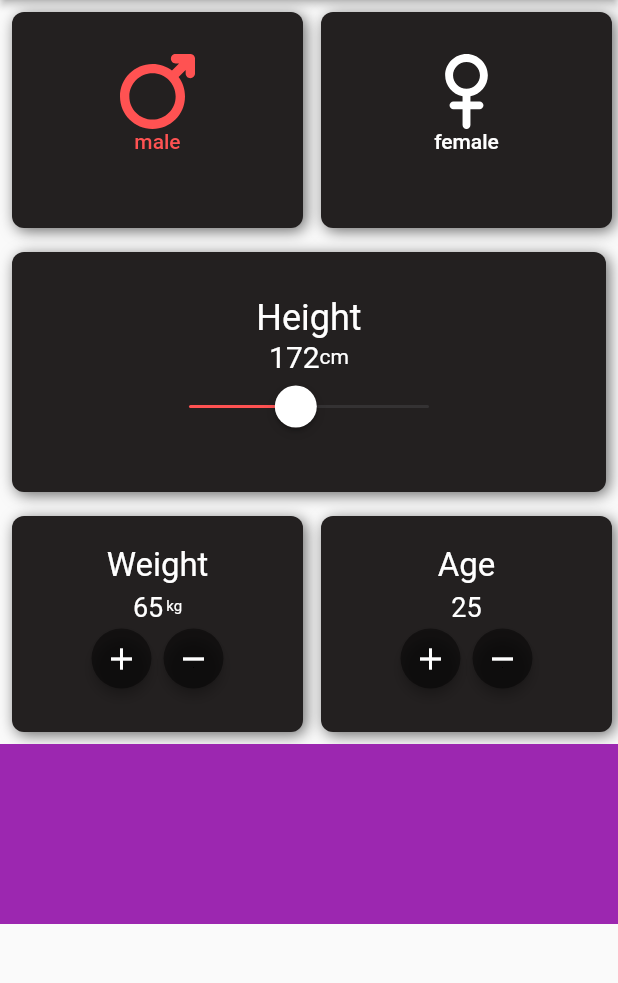
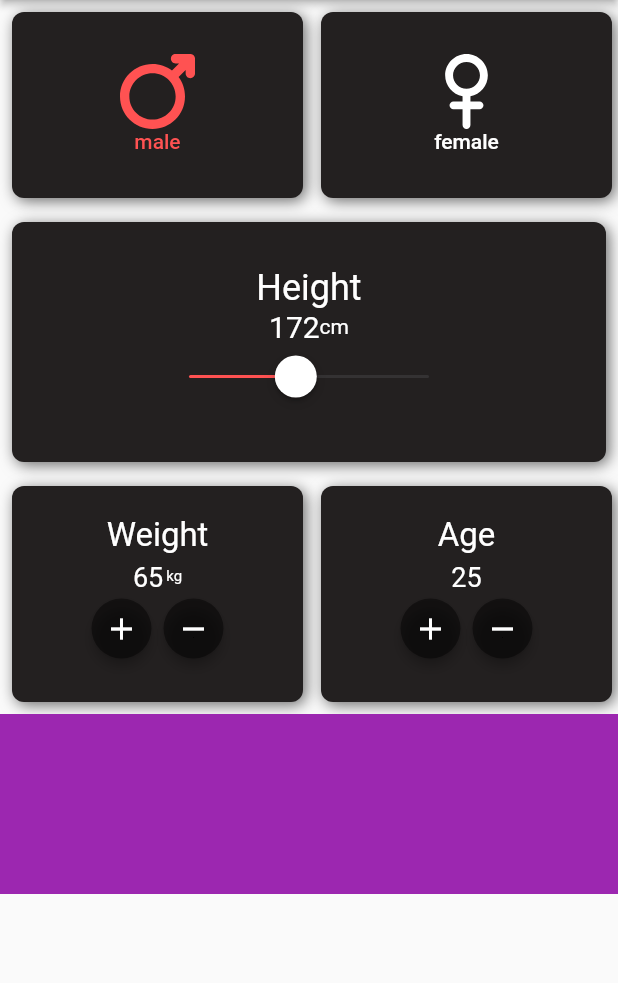
Before and after one commit to Parsa-jay/bmi_calculator, a Flutter app: the screen it shows after launch, after a tap on "male", on a phone screen of 412 x 824 dp, the part 84-1067 px from its top. Run offline on Flutter 3.47's test engine with Material 2 defaults, Android fonts, the phone set to English and light mode, and no system bars; our stand-ins replace flutter_svg.

Commit message:
separated sex selection part from the body widget

```diff
--- a/lib/body.dart
+++ b/lib/body.dart
@@ -1,23 +1,12 @@
 import 'package:flutter/material.dart';
-import 'package:flutter_svg/flutter_svg.dart';
 import 'height.dart';
 import 'age_and_weight.dart';
+import 'sex-selection.dart';
 
 class Body extends StatefulWidget {
   const Body({super.key});
 
-  @override
-  State<Body> createState() => _BodyState();
-}
-
-class _BodyState extends State<Body> {
-  Color maleButtonColor = Colors.redAccent;
-  Color femaleButtonColor = Colors.white;
-  final Color sexButtonDefultColor = Colors.white;
-  final Color onPressedColor = Colors.redAccent;
-  String userSex = 'male';
-
-  final BoxDecoration rowDecoration = const BoxDecoration(
+  static const BoxDecoration rowDecoration = BoxDecoration(
       color: Color.fromRGBO(35, 32, 32, 1),
       borderRadius: BorderRadius.all(Radius.circular(8.0)),
       boxShadow: <BoxShadow>[
@@ -29,6 +18,11 @@ class _BodyState extends State<Body> {
       ]);
 
   @override
+  State<Body> createState() => _BodyState();
+}
+
+class _BodyState extends State<Body> {
+  @override
   Widget build(BuildContext context) {
     final double screenHeight = MediaQuery.of(context).size.height;
     final double screenWidth = MediaQuery.of(context).size.width;
@@ -37,88 +31,11 @@ class _BodyState extends State<Body> {
       children: [
         // first row
 
-        Container(
-          height: 160,
-          child: Row(
-            children: [
-              //male button
-              Flexible(
-                fit: FlexFit.tight,
-                child: Container(
-                  decoration: rowDecoration,
-                  margin: const EdgeInsets.fromLTRB(8, 8, 4, 8),
-                  padding: const EdgeInsets.all(20),
-                  child: TextButton(
-                    onPressed: () {
-                      //button colors turns red, user sex change to male
-                      setState(() {
-                        maleButtonColor = onPressedColor;
-                        femaleButtonColor = sexButtonDefultColor;
-                        userSex = 'male';
-                      });
-                    },
-                    child: Column(children: [
-                      SvgPicture.asset(
-                        "assets/mars.svg",
-                        width: 50,
-                        colorFilter:
-                            ColorFilter.mode(maleButtonColor, BlendMode.srcIn),
-                      ),
-                      Text(
-                        'male',
-                        style: TextStyle(color: maleButtonColor),
-                      ),
-                    ]),
-                  ),
-                ),
-              ),
-              //female button
-              Flexible(
-                fit: FlexFit.tight,
-                child: Container(
-                  decoration: const BoxDecoration(
-                      color: Color.fromRGBO(35, 32, 32, 1),
-                      borderRadius: BorderRadius.all(Radius.circular(8.0)),
-                      boxShadow: <BoxShadow>[
-                        BoxShadow(
-                          color: Color.fromRGBO(88, 88, 88, 0.9),
-                          offset: Offset(2, 2),
-                          blurRadius: 8,
-                        )
-                      ]),
-                  margin: const EdgeInsets.fromLTRB(8, 8, 4, 8),
-                  padding: const EdgeInsets.all(20),
-                  child: TextButton(
-                    onPressed: () {
-                      //button colors turns red, user sex change to female
-                      setState(() {
-                        femaleButtonColor = onPressedColor;
-                        maleButtonColor = sexButtonDefultColor;
-                        userSex = 'female';
-                      });
-                    },
-                    child: Column(children: [
-                      SvgPicture.asset(
-                        "assets/venus.svg",
-                        width: 50,
-                        colorFilter: ColorFilter.mode(
-                            femaleButtonColor, BlendMode.srcIn),
-                      ),
-                      Text(
-                        'female',
-                        style: TextStyle(color: femaleButtonColor),
-                      ),
-                    ]),
-                  ),
-                ),
-              )
-            ],
-          ),
-        ),
+        Container(height: 140, child: const SexSelection()),
 
         // second row, height slider
         Container(
-          decoration: rowDecoration,
+          decoration: Body.rowDecoration,
           margin: const EdgeInsets.all(8),
           padding: const EdgeInsets.all(30),
           height: 160,
--- /dev/null
+++ b/lib/sex-selection.dart
@@ -0,0 +1,98 @@
+import 'package:flutter/material.dart';
+import 'package:flutter_svg/flutter_svg.dart';
+import 'body.dart';
+
+class SexSelection extends StatefulWidget {
+  const SexSelection({super.key});
+
+  static String userSex = 'male';
+
+  @override
+  State<SexSelection> createState() => _SexSelectionState();
+}
+
+class _SexSelectionState extends State<SexSelection> {
+  Color maleButtonColor = Colors.redAccent;
+  Color femaleButtonColor = Colors.white;
+  final Color sexButtonDefultColor = Colors.white;
+  final Color onPressedColor = Colors.redAccent;
+
+  @override
+  Widget build(BuildContext context) {
+    return Row(
+      children: [
+        //male button
+        Flexible(
+          fit: FlexFit.tight,
+          child: Container(
+            decoration: Body.rowDecoration,
+            margin: const EdgeInsets.fromLTRB(8, 8, 4, 8),
+            padding: const EdgeInsets.all(20),
+            child: TextButton(
+              onPressed: () {
+                //button colors turns red, user sex change to male
+                setState(() {
+                  maleButtonColor = onPressedColor;
+                  femaleButtonColor = sexButtonDefultColor;
+                  SexSelection.userSex = 'male';
+                });
+              },
+              child: Column(children: [
+                SvgPicture.asset(
+                  "assets/mars.svg",
+                  width: 50,
+                  colorFilter:
+                      ColorFilter.mode(maleButtonColor, BlendMode.srcIn),
+                ),
+                Text(
+                  'male',
+                  style: TextStyle(color: maleButtonColor),
+                ),
+              ]),
+            ),
+          ),
+        ),
+        //female button
+        Flexible(
+          fit: FlexFit.tight,
+          child: Container(
+            decoration: const BoxDecoration(
+                color: Color.fromRGBO(35, 32, 32, 1),
+                borderRadius: BorderRadius.all(Radius.circular(8.0)),
+                boxShadow: <BoxShadow>[
+                  BoxShadow(
+                    color: Color.fromRGBO(88, 88, 88, 0.9),
+                    offset: Offset(2, 2),
+                    blurRadius: 8,
+                  )
+                ]),
+            margin: const EdgeInsets.fromLTRB(8, 8, 4, 8),
+            padding: const EdgeInsets.all(20),
+            child: TextButton(
+              onPressed: () {
+                //button colors turns red, user sex change to female
+                setState(() {
+                  femaleButtonColor = onPressedColor;
+                  maleButtonColor = sexButtonDefultColor;
+                  SexSelection.userSex = 'female';
+                });
+              },
+              child: Column(children: [
+                SvgPicture.asset(
+                  "assets/venus.svg",
+                  width: 50,
+                  colorFilter:
+                      ColorFilter.mode(femaleButtonColor, BlendMode.srcIn),
+                ),
+                Text(
+                  'female',
+                  style: TextStyle(color: femaleButtonColor),
+                ),
+              ]),
+            ),
+          ),
+        )
+      ],
+    );
+  }
+}
```
